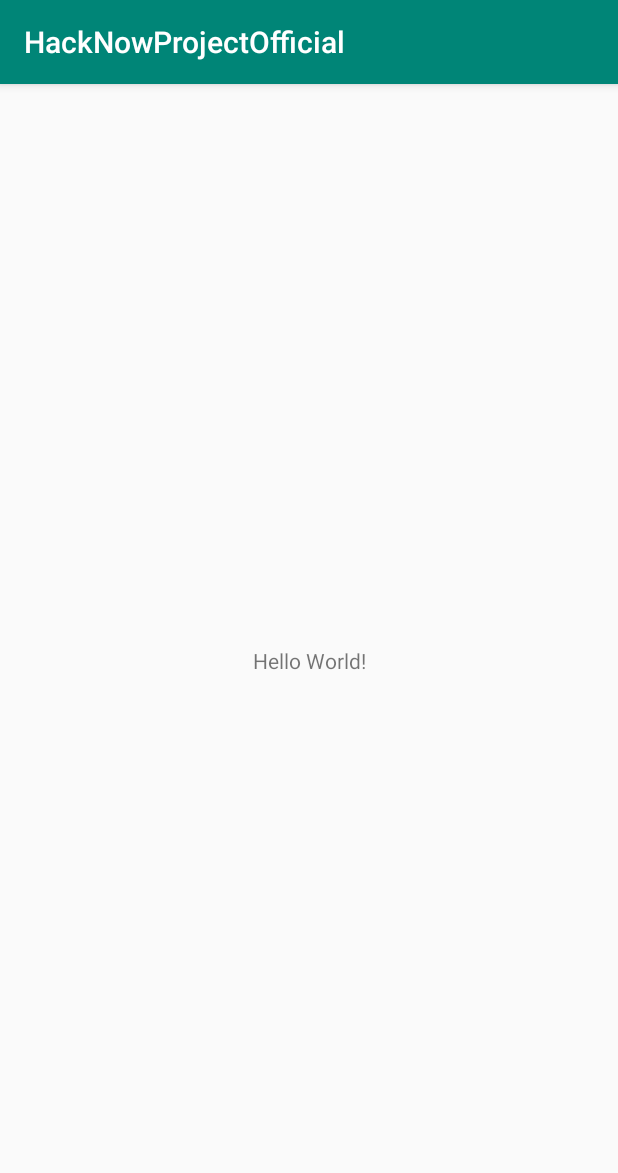
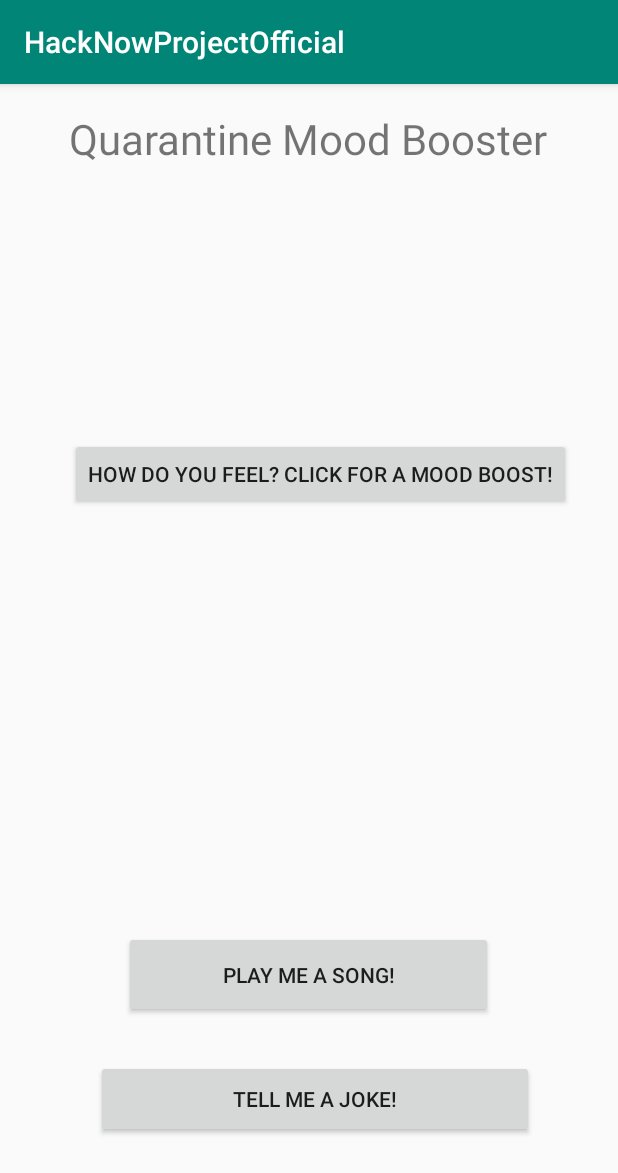
Before and after one commit to hmofid/HackNowProjectOfficial, an Android app: the screen it shows after launch (MainActivity), on a phone screen of 412 x 824 dp. Shown: the top 1173 px of the screen. Run offline under Robolectric (Android 15) with nearby library versions, the phone set to English and light mode, and no system bars.

Commit message:
Committed the joke button changing colors when you tap on it and when click on feelings button, it take you to a new page.

```diff
--- a/app/src/main/java/com/example/hannamofid/hacknowprojectofficial/MainActivity.java
+++ b/app/src/main/java/com/example/hannamofid/hacknowprojectofficial/MainActivity.java
@@ -1,13 +1,85 @@
 package com.example.hannamofid.hacknowprojectofficial;
 
+import android.content.Intent;
+import android.graphics.Color;
+import android.os.Bundle;
 import android.support.v7.app.AppCompatActivity;
-import android.os.Bundle;
+import android.view.View;
+
 
 public class MainActivity extends AppCompatActivity {
+
+    android.widget.Button feelingsButton;
+    android.widget.Button jokeButton;
+   android.widget.Button songButton;
+   android.widget.RelativeLayout background;
+
 
     @Override
     protected void onCreate(Bundle savedInstanceState) {
         super.onCreate(savedInstanceState);
         setContentView(R.layout.activity_main);
+
+        feelingsButton = (android.widget.Button) findViewById(R.id.button1);
+        jokeButton = (android.widget.Button) findViewById(R.id.button2);
+        songButton = (android.widget.Button) findViewById(R.id.button3);
+
+        setUpListeners();
     }
-}
+
+
+        public void changeColors(){
+                   int redColor;
+                   int greenColor;
+                   int blueColor;
+
+                   redColor = (int) (Math.random() *256);
+                   greenColor = (int) (Math.random() *256);
+                   blueColor = (int) (Math.random() *256);
+
+                   jokeButton.setBackgroundColor(Color.rgb(redColor, greenColor, blueColor));
+
+        }
+
+        public void openActivity2(){
+
+        Intent i = new Intent(this, Activity2.class);
+        startActivity(i);
+
+
+        }
+
+
+
+
+        private void setUpListeners(){
+
+            jokeButton.setOnClickListener(new View.OnClickListener() {
+                @Override
+                public void onClick(View v) {
+                    //where action happens!!!
+                    changeColors();
+
+
+                }
+            });
+
+            feelingsButton.setOnClickListener(new View.OnClickListener() {
+                @Override
+                public void onClick(View v) {
+                    //where action happens!!!
+
+                    openActivity2();
+                }
+            });
+
+
+
+
+
+
+
+        }
+
+
+    }
--- a/app/src/main/res/layout/activity_main.xml
+++ b/app/src/main/res/layout/activity_main.xml
@@ -1,5 +1,5 @@
 <?xml version="1.0" encoding="utf-8"?>
-<android.support.constraint.ConstraintLayout xmlns:android="http://schemas.android.com/apk/res/android"
+<RelativeLayout xmlns:android="http://schemas.android.com/apk/res/android"
     xmlns:app="http://schemas.android.com/apk/res-auto"
     xmlns:tools="http://schemas.android.com/tools"
     android:layout_width="match_parent"
@@ -7,12 +7,56 @@
     tools:context=".MainActivity">
 
     <TextView
+        android:id="@+id/title"
         android:layout_width="wrap_content"
         android:layout_height="wrap_content"
-        android:text="Hello World!"
-        app:layout_constraintBottom_toBottomOf="parent"
-        app:layout_constraintLeft_toLeftOf="parent"
-        app:layout_constraintRight_toRightOf="parent"
-        app:layout_constraintTop_toTopOf="parent" />
+        android:layout_alignParentTop="true"
+        android:layout_centerHorizontal="true"
+        android:layout_marginTop="17dp"
+        android:text="Quarantine Mood Booster"
+        android:textSize="28sp" />
 
-</android.support.constraint.ConstraintLayout>
+    <Button
+        android:id="@+id/button1"
+        android:layout_width="wrap_content"
+        android:layout_height="wrap_content"
+        android:layout_alignParentTop="true"
+        android:layout_alignParentEnd="true"
+        android:layout_alignParentRight="true"
+        android:layout_marginTop="236dp"
+        android:layout_marginEnd="31dp"
+        android:layout_marginRight="31dp"
+        android:text="How do you feel? Click for a mood boost!"
+        tools:layout_editor_absoluteX="38dp"
+        tools:layout_editor_absoluteY="257dp" />
+
+    <Button
+        android:id="@+id/button2"
+        android:layout_width="264dp"
+        android:layout_height="52dp"
+        android:layout_alignParentStart="true"
+        android:layout_alignParentLeft="true"
+        android:layout_alignParentEnd="true"
+        android:layout_alignParentRight="true"
+        android:layout_alignParentBottom="true"
+        android:layout_marginStart="64dp"
+        android:layout_marginLeft="64dp"
+        android:layout_marginEnd="56dp"
+        android:layout_marginRight="56dp"
+        android:layout_marginBottom="65dp"
+        android:text="Tell me a Joke!"
+        app:layout_constraintEnd_toEndOf="parent"
+        tools:layout_editor_absoluteY="331dp" />
+
+    <Button
+        android:id="@+id/button3"
+        android:layout_width="246dp"
+        android:layout_height="58dp"
+        android:layout_alignParentBottom="true"
+        android:layout_centerHorizontal="true"
+        android:layout_marginBottom="145dp"
+        android:text="Play me a song!"
+        tools:layout_editor_absoluteX="69dp"
+        tools:layout_editor_absoluteY="414dp" />
+
+</RelativeLayout>
--- /dev/null
+++ b/app/src/main/res/values-large/activity_main.xml
@@ -0,0 +1,2 @@
+<?xml version="1.0" encoding="utf-8"?>
+<resources></resources>
```
Also changed, not shown: app/src/main/AndroidManifest.xml (+7 -0 lines), app/src/main/java/com/example/hannamofid/hacknowprojectofficial/Activity2.java (added, +13 -0 lines), app/src/main/res/layout/activity_2.xml (added, +18 -0 lines).
